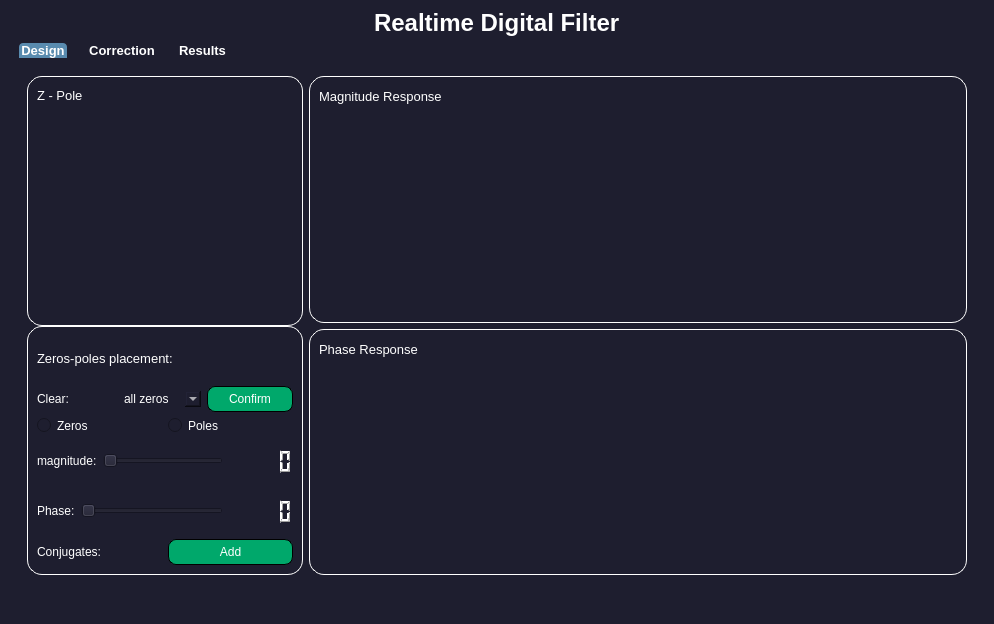
tahaaa22/Realtime-filter, file UI_Draft.ui: the form before one commit.
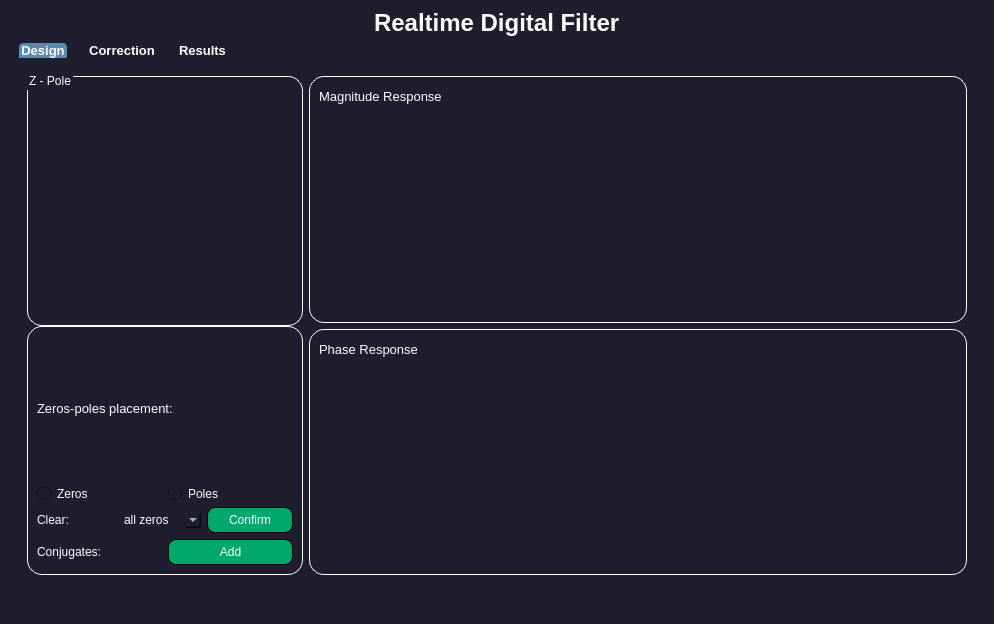
The form after the commit. The open tabs and pages were chosen to show the change. Custom widgets are drawn as their Qt base class.

What changed in the file:
```diff
--- a/UI_Draft.ui
+++ b/UI_Draft.ui
@@ -572,30 +572,15 @@
     color: rgb(255, 255, 255);
 }</string>
                </property>
+               <property name="title">
+                <string>Z - Pole</string>
+               </property>
                <layout class="QVBoxLayout" name="verticalLayout_4">
                 <item>
                  <layout class="QHBoxLayout" name="horizontalLayout_2">
                   <property name="spacing">
                    <number>0</number>
                   </property>
-                  <item>
-                   <widget class="QLabel" name="label_3">
-                    <property name="sizePolicy">
-                     <sizepolicy hsizetype="Preferred" vsizetype="Fixed">
-                      <horstretch>0</horstretch>
-                      <verstretch>0</verstretch>
-                     </sizepolicy>
-                    </property>
-                    <property name="font">
-                     <font>
-                      <pointsize>10</pointsize>
-                     </font>
-                    </property>
-                    <property name="text">
-                     <string>Z - Pole</string>
-                    </property>
-                   </widget>
-                  </item>
                   <item>
                    <spacer name="horizontalSpacer">
                     <property name="orientation">
@@ -607,7 +592,7 @@
                     <property name="sizeHint" stdset="0">
                      <size>
                       <width>188</width>
-                      <height>20</height>
+                      <height>6</height>
                      </size>
                     </property>
                    </spacer>
@@ -661,8 +646,8 @@
     color: rgb(255, 255, 255);
 }</string>
                </property>
-               <layout class="QVBoxLayout" name="verticalLayout_2">
-                <item>
+               <layout class="QGridLayout" name="gridLayout_9">
+                <item row="0" column="0">
                  <widget class="QLabel" name="label_5">
                   <property name="font">
                    <font>
@@ -674,7 +659,25 @@
                   </property>
                  </widget>
                 </item>
-                <item>
+                <item row="1" column="0">
+                 <layout class="QHBoxLayout" name="horizontalLayout_5">
+                  <item>
+                   <widget class="QRadioButton" name="zeros_radioButton">
+                    <property name="text">
+                     <string>Zeros</string>
+                    </property>
+                   </widget>
+                  </item>
+                  <item>
+                   <widget class="QRadioButton" name="pole_radioButton">
+                    <property name="text">
+                     <string>Poles</string>
+                    </property>
+                   </widget>
+                  </item>
+                 </layout>
+                </item>
+                <item row="2" column="0">
                  <layout class="QHBoxLayout" name="horizontalLayout_9">
                   <item>
                    <layout class="QHBoxLayout" name="horizontalLayout_4">
@@ -744,67 +747,7 @@
                   </item>
                  </layout>
                 </item>
-                <item>
-                 <layout class="QHBoxLayout" name="horizontalLayout_5">
-                  <item>
-                   <widget class="QRadioButton" name="zeros_button">
-                    <property name="text">
-                     <string>Zeros</string>
-                    </property>
-                   </widget>
-                  </item>
-                  <item>
-                   <widget class="QRadioButton" name="phase_button">
-                    <property name="text">
-                     <string>Poles</string>
-                    </property>
-                   </widget>
-                  </item>
-                 </layout>
-                </item>
-                <item>
-                 <layout class="QHBoxLayout" name="horizontalLayout_6">
-                  <item>
-                   <widget class="QLabel" name="label_7">
-                    <property name="text">
-                     <string>magnitude:</string>
-                    </property>
-                   </widget>
-                  </item>
-                  <item>
-                   <widget class="QSlider" name="mag_slider">
-                    <property name="orientation">
-                     <enum>Qt::Horizontal</enum>
-                    </property>
-                   </widget>
-                  </item>
-                  <item>
-                   <widget class="QLCDNumber" name="mag_LCD"/>
-                  </item>
-                 </layout>
-                </item>
-                <item>
-                 <layout class="QHBoxLayout" name="horizontalLayout_7">
-                  <item>
-                   <widget class="QLabel" name="label_8">
-                    <property name="text">
-                     <string>Phase:</string>
-                    </property>
-                   </widget>
-                  </item>
-                  <item>
-                   <widget class="QSlider" name="phase_slider">
-                    <property name="orientation">
-                     <enum>Qt::Horizontal</enum>
-                    </property>
-                   </widget>
-                  </item>
-                  <item>
-                   <widget class="QLCDNumber" name="phase_LCD"/>
-                  </item>
-                 </layout>
-                </item>
-                <item>
+                <item row="3" column="0">
                  <layout class="QHBoxLayout" name="horizontalLayout_8">
                   <item>
                    <widget class="QLabel" name="label_9">
```
Left out of the diff: 70 changed lines with no effect on the pictures.
